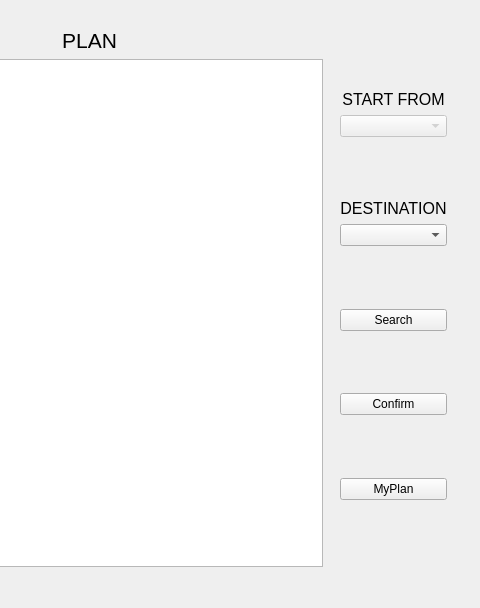
Qt form source_code/MainWindow.ui (lennon624/travel-system) before a commit; both pictures show x 274 to 754 and y 0 to 608 of the 754 by 608 pixel window.
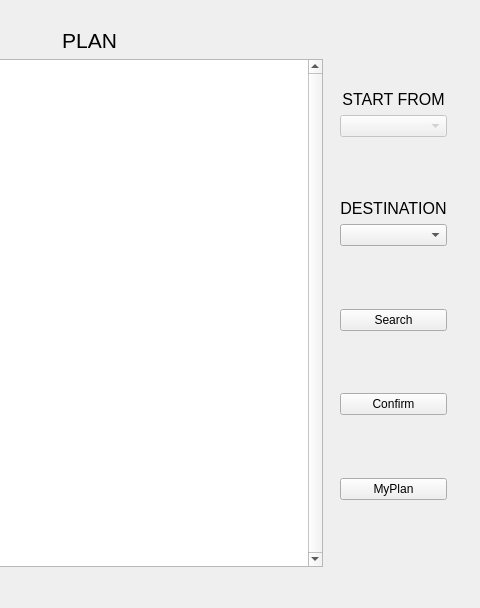
The same form after that commit. The open tabs and pages were chosen to show the change.

Commit message: 增加了scroll bar

```diff
--- a/source_code/MainWindow.ui
+++ b/source_code/MainWindow.ui
@@ -214,7 +214,7 @@
            <enum>Qt::DefaultContextMenu</enum>
           </property>
           <property name="verticalScrollBarPolicy">
-           <enum>Qt::ScrollBarAlwaysOff</enum>
+           <enum>Qt::ScrollBarAlwaysOn</enum>
           </property>
           <property name="horizontalScrollBarPolicy">
            <enum>Qt::ScrollBarAlwaysOff</enum>
```
Left out of the diff: 10 changed lines with no effect on the pictures.
